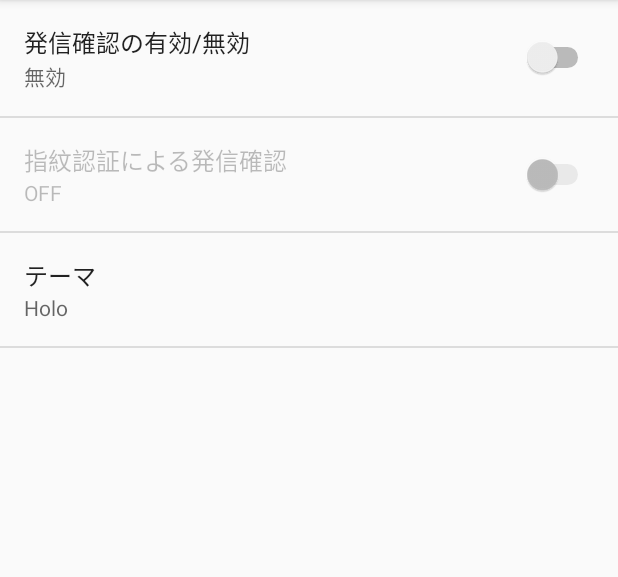
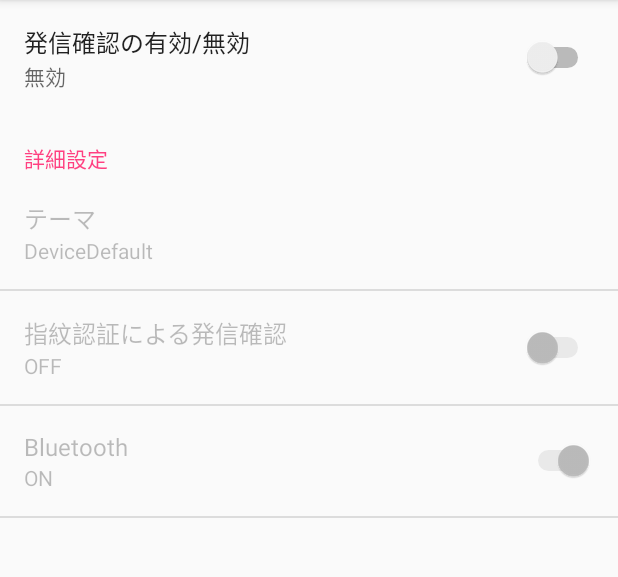
Before and after one commit to okurun/SimpleCallConfirm2, an Android app: the fragment MainSettingsFragment shown on its own in the app's theme, on a phone screen of 412 x 824 dp, the part 84-661 px from its top. Run offline under Robolectric (Android 15) with nearby library versions, the phone set to English and light mode, and no system bars; 1 statement that could not run was skipped.

Commit message:
Add bluetooth settings

```diff
--- a/app/src/main/AndroidManifest.xml
+++ b/app/src/main/AndroidManifest.xml
@@ -36,7 +36,8 @@
 
         <activity
             android:name=".SettingsActivity"
-            android:label="@string/title_activity_settings" >
+            android:label="@string/title_activity_settings"
+            android:theme="@android:style/Theme.DeviceDefault">
         </activity>
     </application>
 
--- a/app/src/main/java/com/gmail/okumura/android/simplecallconfirm2/ConfirmActivity.java
+++ b/app/src/main/java/com/gmail/okumura/android/simplecallconfirm2/ConfirmActivity.java
@@ -47,7 +47,7 @@ public class ConfirmActivity extends Activity {
         switch (requestCode) {
             case REQUEST_CODE_REQUEST_CALL_PERMISSION:
                 if (grantResults[0] != PackageManager.PERMISSION_GRANTED) {
-                    MainSettingsFragment.setEnabled(this, false);
+                    MainSettingsFragment.setCallConfirmEnabled(this, false);
                     Toast.makeText(this, R.string.disable_confirm_message, Toast.LENGTH_LONG).show();
                     Toast.makeText(this, R.string.please_recall, Toast.LENGTH_LONG).show();
                     return;
@@ -63,6 +63,7 @@ public class ConfirmActivity extends Activity {
             FingerprintManager fingerprintManager =
                     (FingerprintManager)getSystemService(Activity.FINGERPRINT_SERVICE);
             if (fingerprintManager.hasEnrolledFingerprints()) {
+                // TODO ここが動作しない
                 fingerprintManager.authenticate(null, null, 0, new FingerprintManager.AuthenticationCallback() {
                     @Override
                     public void onAuthenticationError(int errorCode, CharSequence errString) {
--- a/app/src/main/java/com/gmail/okumura/android/simplecallconfirm2/MainActivity.java
+++ b/app/src/main/java/com/gmail/okumura/android/simplecallconfirm2/MainActivity.java
@@ -36,7 +36,7 @@ public class MainActivity extends Activity {
             case REQUEST_CODE_REQUEST_PERMISSIONS:
                 for (int i = 0; i < 2; i++) {
                     if (grantResults[i] != PackageManager.PERMISSION_GRANTED) {
-                        MainSettingsFragment.setEnabled(this, false);
+                        MainSettingsFragment.setCallConfirmEnabled(this, false);
                         Toast.makeText(this, R.string.disable_confirm_message, Toast.LENGTH_LONG).show();
                     }
                 }
--- a/app/src/main/java/com/gmail/okumura/android/simplecallconfirm2/MainSettingsFragment.java
+++ b/app/src/main/java/com/gmail/okumura/android/simplecallconfirm2/MainSettingsFragment.java
@@ -8,6 +8,7 @@ import android.content.pm.PackageManager;
 import android.hardware.fingerprint.FingerprintManager;
 import android.os.Build;
 import android.os.Bundle;
+import android.os.Handler;
 import android.preference.CheckBoxPreference;
 import android.preference.ListPreference;
 import android.preference.Preference;
@@ -22,19 +23,21 @@ import android.widget.Toast;
 public class MainSettingsFragment extends PreferenceFragment {
     private static final int REQUEST_CODE_REQUEST_PERMISSIONS = 1;
     private static final int REQUEST_CODE_REQUEST_FINGERPRINT_PERMISSIONS = 2;
+    private static final int REQUEST_CODE_REQUEST_BLUETOOTH_PERMISSIONS = 3;
 
-    private static final String PREF_ENABLED = "enabled";
+    private static final String PREF_CALL_CONFIRM_ENABLED = "call_confirm_enabled";
     private static final String PREF_FINGERPRINT_CONFIRM = "fingerprint_confirm";
+    private static final String PREF_BLUETOOTH_ENABLED = "bluetooth_enabled";
     private static final String PREF_THEME = "theme";
 
-    public static boolean isEnabled(Context context) {
+    public static boolean isCallConfirmEnabled(Context context) {
         return PreferenceManager.getDefaultSharedPreferences(context)
-                .getBoolean(PREF_ENABLED, true);
+                .getBoolean(PREF_CALL_CONFIRM_ENABLED, true);
     }
 
-    public static void setEnabled(Context context, boolean enabled) {
+    public static void setCallConfirmEnabled(Context context, boolean enabled) {
         PreferenceManager.getDefaultSharedPreferences(context).edit()
-                .putBoolean(PREF_ENABLED, enabled).commit();
+                .putBoolean(PREF_CALL_CONFIRM_ENABLED, enabled).commit();
     }
 
     public static boolean isFingerprintConfirm(Context context) {
@@ -47,14 +50,24 @@ public class MainSettingsFragment extends PreferenceFragment {
                 .putBoolean(PREF_FINGERPRINT_CONFIRM, enabled).commit();
     }
 
+    public static boolean isBluetoothEnabled(Context context) {
+        return PreferenceManager.getDefaultSharedPreferences(context)
+                .getBoolean(PREF_BLUETOOTH_ENABLED, false);
+    }
+
+    public static void setBluetoothEnabled(Context context, boolean enabled) {
+        PreferenceManager.getDefaultSharedPreferences(context).edit()
+                .putBoolean(PREF_BLUETOOTH_ENABLED, enabled).commit();
+    }
+
     public static int getTheme(Context context) {
         return Integer.valueOf(PreferenceManager.getDefaultSharedPreferences(context)
-                .getString(PREF_THEME, String.valueOf(android.R.style.Theme_Holo_Dialog)));
+                .getString(PREF_THEME, String.valueOf(android.R.style.Theme_DeviceDefault)));
     }
 
     public static String getThemeStr(Context context) {
         return PreferenceManager.getDefaultSharedPreferences(context)
-                .getString(PREF_THEME, String.valueOf(android.R.style.Theme_Holo_Dialog));
+                .getString(PREF_THEME, String.valueOf(getTheme(context)));
     }
 
     public static void setThme(Context context, String theme) {
@@ -63,23 +76,23 @@ public class MainSettingsFragment extends PreferenceFragment {
     }
 
     private static final CharSequence[] THEME_ENTRIES = new CharSequence[] {
-            "Holo",
-            "Holo Light",
             "DeviceDefault",
             "DeviceDefault Light",
             "Material",
             "Material Light",
-            "No Theme",
+            "Holo",
+            "Holo Light",
+            "Default",
     };
 
     private static final CharSequence[] THEME_ENTRY_VALUES = new CharSequence[] {
-            String.valueOf(android.R.style.Theme_Holo_Dialog),
-            String.valueOf(android.R.style.Theme_Holo_Light_Dialog),
-            String.valueOf(android.R.style.Theme_DeviceDefault_Dialog),
-            String.valueOf(android.R.style.Theme_DeviceDefault_Light_Dialog),
-            String.valueOf(android.R.style.Theme_Material_Dialog),
-            String.valueOf(android.R.style.Theme_Material_Light_Dialog),
-            String.valueOf(android.R.style.Theme_Dialog),
+            String.valueOf(android.R.style.Theme_DeviceDefault),
+            String.valueOf(android.R.style.Theme_DeviceDefault_Light),
+            String.valueOf(android.R.style.Theme_Material),
+            String.valueOf(android.R.style.Theme_Material_Light),
+            String.valueOf(android.R.style.Theme_Holo),
+            String.valueOf(android.R.style.Theme_Holo_Light),
+            String.valueOf(android.R.style.Theme),
     };
 
     private static void setThemePrefSummary(Preference preference, String theme) {
@@ -104,17 +117,18 @@ public class MainSettingsFragment extends PreferenceFragment {
         super.onCreate(savedInstanceState);
         addPreferencesFromResource(R.xml.settings);
 
-        initEnabledPreference();
+        initCallConfirmEnabledPreference();
         initFingerprintConfirmPreference();
+        initBluetoothEnabledPreference();
         initThemePreference();
     }
 
-    private void initEnabledPreference() {
+    private void initCallConfirmEnabledPreference() {
         final Context context = getActivity().getApplicationContext();
 
-        SwitchPreference enabledPref = (SwitchPreference)findPreference(PREF_ENABLED);
-        enabledPref.setChecked(isEnabled(context));
-        enabledPref.setOnPreferenceChangeListener(new Preference.OnPreferenceChangeListener() {
+        SwitchPreference callConfirmEnabledPref = (SwitchPreference)findPreference(PREF_CALL_CONFIRM_ENABLED);
+        callConfirmEnabledPref.setChecked(isCallConfirmEnabled(context));
+        callConfirmEnabledPref.setOnPreferenceChangeListener(new Preference.OnPreferenceChangeListener() {
             @Override
             public boolean onPreferenceChange(Preference preference, Object newValue) {
                 if ((boolean) newValue) {
@@ -137,7 +151,7 @@ public class MainSettingsFragment extends PreferenceFragment {
     private void initFingerprintConfirmPreference() {
         final Context context = getActivity().getApplicationContext();
 
-        SwitchPreference fingerprintConfirmPref =
+        final SwitchPreference fingerprintConfirmPref =
                 (SwitchPreference)findPreference(PREF_FINGERPRINT_CONFIRM);
         if (Build.VERSION.SDK_INT >= Build.VERSION_CODES.M) {
             final FingerprintManager fingerprintManager =
@@ -159,6 +173,27 @@ public class MainSettingsFragment extends PreferenceFragment {
                                 Toast.makeText(context, R.string.not_has_enrolled_fingerprints, Toast.LENGTH_LONG).show();
                                 return false;
                             }
+                        } else {
+//                            FingerprintManager fingerprintManager =
+//                                    (FingerprintManager)context.getSystemService(Activity.FINGERPRINT_SERVICE);
+//                            // TODO ここが動作しない
+//                            fingerprintManager.authenticate(null, null, 0, new FingerprintManager.AuthenticationCallback() {
+//                                @Override
+//                                public void onAuthenticationError(int errorCode, CharSequence errString) {
+//                                }
+//
+//                                @Override
+//                                public void onAuthenticationFailed() {
+//                                }
+//
+//                                @Override
+//                                public void onAuthenticationSucceeded(FingerprintManager.AuthenticationResult result) {
+//                                    setFingerprintConfirm(context, false);
+//                                    fingerprintConfirmPref.setEnabled(false);
+//                                }
+//                            }, new Handler());
+//
+//                            return false;
                         }
                         return true;
                     }
@@ -169,6 +204,29 @@ public class MainSettingsFragment extends PreferenceFragment {
         } else {
             fingerprintConfirmPref.setEnabled(false);
         }
+    }
+
+    private void initBluetoothEnabledPreference() {
+        final Context context = getActivity().getApplicationContext();
+
+        SwitchPreference bluetoothEnabledPref = (SwitchPreference)findPreference(PREF_BLUETOOTH_ENABLED);
+        bluetoothEnabledPref.setChecked(isBluetoothEnabled(context));
+        bluetoothEnabledPref.setOnPreferenceChangeListener(new Preference.OnPreferenceChangeListener() {
+            @Override
+            public boolean onPreferenceChange(Preference preference, Object newValue) {
+                if ((boolean) newValue) {
+                    if (Build.VERSION.SDK_INT >= Build.VERSION_CODES.M) {
+                        if (context.checkSelfPermission(Manifest.permission.BLUETOOTH)
+                                != PackageManager.PERMISSION_GRANTED) {
+                            String[] permissions = new String[]{Manifest.permission.BLUETOOTH};
+                            requestPermissions(permissions, REQUEST_CODE_REQUEST_BLUETOOTH_PERMISSIONS);
+                            return false;
+                        }
+                    }
+                }
+                return true;
+            }
+        });
     }
 
     private void initThemePreference() {
@@ -197,13 +255,14 @@ public class MainSettingsFragment extends PreferenceFragment {
             case REQUEST_CODE_REQUEST_PERMISSIONS:
                 for (int i = 0; i < 2; i++) {
                     if (grantResults[i] != PackageManager.PERMISSION_GRANTED) {
-                        setEnabled(context, false);
+                        setCallConfirmEnabled(context, false);
                         Toast.makeText(context, R.string.disable_confirm_message, Toast.LENGTH_LONG).show();
                         return;
                     }
                 }
-                setEnabled(context, true);
-                CheckBoxPreference enabledPref = ((CheckBoxPreference) findPreference(PREF_ENABLED));
+                setCallConfirmEnabled(context, true);
+                SwitchPreference enabledPref =
+                        ((SwitchPreference)findPreference(PREF_CALL_CONFIRM_ENABLED));
                 enabledPref.setChecked(true);
                 break;
             case REQUEST_CODE_REQUEST_FINGERPRINT_PERMISSIONS:
@@ -213,9 +272,20 @@ public class MainSettingsFragment extends PreferenceFragment {
                     return;
                 }
                 setFingerprintConfirm(context, true);
-                CheckBoxPreference fingerprintConfirmPref =
-                        ((CheckBoxPreference)findPreference(PREF_FINGERPRINT_CONFIRM));
+                SwitchPreference fingerprintConfirmPref =
+                        ((SwitchPreference)findPreference(PREF_FINGERPRINT_CONFIRM));
                 fingerprintConfirmPref.setChecked(true);
+                break;
+            case REQUEST_CODE_REQUEST_BLUETOOTH_PERMISSIONS:
+                if (grantResults[0] != PackageManager.PERMISSION_GRANTED) {
+                    setBluetoothEnabled(context, false);
+                    Toast.makeText(context, R.string.disable_bluetooth_message, Toast.LENGTH_LONG).show();
+                    return;
+                }
+                setBluetoothEnabled(context, true);
+                SwitchPreference bluetoothEnabledPref =
+                        ((SwitchPreference)findPreference(PREF_BLUETOOTH_ENABLED));
+                bluetoothEnabledPref.setChecked(true);
                 break;
         }
     }
--- a/app/src/main/java/com/gmail/okumura/android/simplecallconfirm2/OutgoingCallsReceiver.java
+++ b/app/src/main/java/com/gmail/okumura/android/simplecallconfirm2/OutgoingCallsReceiver.java
@@ -21,7 +21,7 @@ public class OutgoingCallsReceiver extends BroadcastReceiver {
             return;
         }
 
-        if (!MainSettingsFragment.isEnabled(context)) {
+        if (!MainSettingsFragment.isCallConfirmEnabled(context)) {
             return;
         }
 
--- a/app/src/main/res/values/strings.xml
+++ b/app/src/main/res/values/strings.xml
@@ -3,7 +3,9 @@
     <string name="title_activity_settings">Settings</string>
 
     <string name="enabled_call_confirm">発信確認の有効/無効</string>
+    <string name="main_category_title">詳細設定</string>
     <string name="fingerprint_confirm">指紋認証による発信確認</string>
+    <string name="enabled_bluetooth">Bluetooth</string>
     <string name="theme">テーマ</string>
 
     <string name="enabled">有効</string>
@@ -16,4 +18,5 @@
     <string name="please_recall">お手数ですが、再度おかけ直し下さい</string>
     <string name="not_has_enrolled_fingerprints">指紋が登録されていません</string>
     <string name="disable_fingerprint_confirm_message">権限がないため、指紋認証による発信確認をOFFにしました</string>
+    <string name="disable_bluetooth_message">権限がないため、BluetoothをOFFにしました</string>
 </resources>
--- a/app/src/main/res/xml/settings.xml
+++ b/app/src/main/res/xml/settings.xml
@@ -5,14 +5,23 @@
         android:title="@string/enabled_call_confirm"
         android:summaryOn="@string/enabled"
         android:summaryOff="@string/disabled"
-        android:key="enabled"/>
-    <SwitchPreference
-        android:title="@string/fingerprint_confirm"
-        android:summaryOn="@string/on"
-        android:summaryOff="@string/off"
-        android:key="fingerprint_confirm"/>
-    <ListPreference
-        android:title="@string/theme"
-        android:key="theme"
-        android:dialogTitle="@string/theme"/>
+        android:key="call_confirm_enabled"/>
+    <PreferenceCategory
+        android:dependency="call_confirm_enabled"
+        android:title="@string/main_category_title">
+        <ListPreference
+            android:title="@string/theme"
+            android:key="theme"
+            android:dialogTitle="@string/theme"/>
+        <SwitchPreference
+            android:title="@string/fingerprint_confirm"
+            android:summaryOn="@string/on"
+            android:summaryOff="@string/off"
+            android:key="fingerprint_confirm"/>
+        <SwitchPreference
+            android:title="@string/enabled_bluetooth"
+            android:summaryOn="@string/on"
+            android:summaryOff="@string/off"
+            android:key="bluetooth_enabled"/>
+    </PreferenceCategory>
 </PreferenceScreen>
```
Also changed, not shown: 2 other files.
